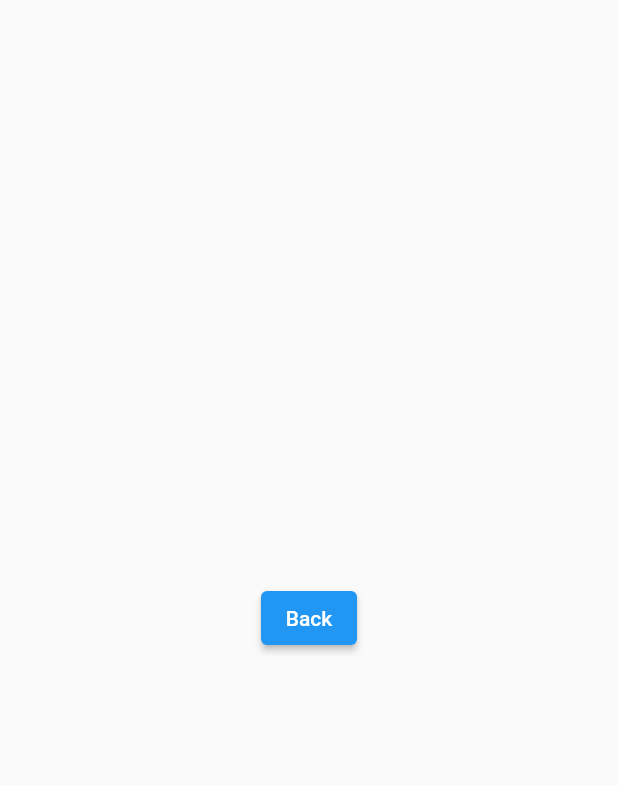
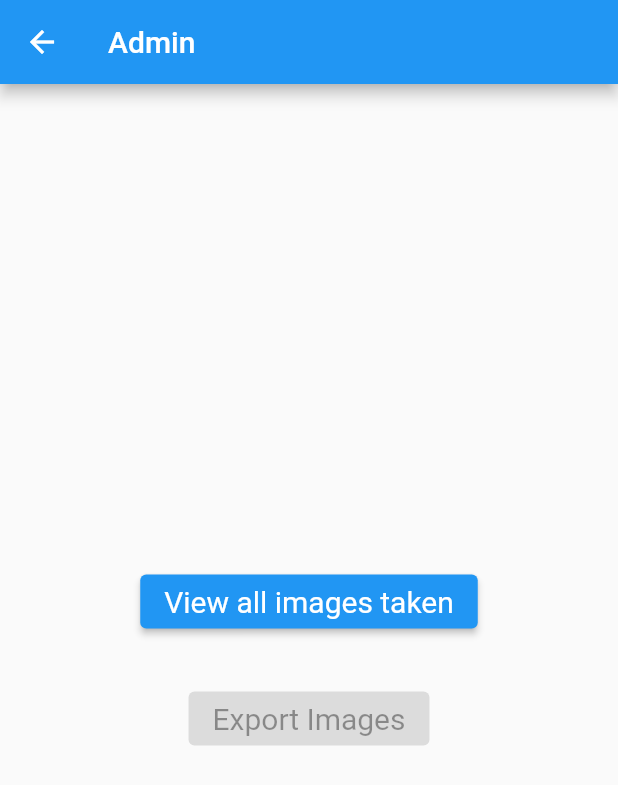
Before and after one commit to joalliswellchin/autism_simple_app, a Flutter app: the AdminPage screen opened directly, on a phone screen of 412 x 824 dp. Shown: the top 785 px of the screen. Run offline on Flutter 3.47's test engine with Material 2 defaults, Android fonts, the phone set to English and light mode, and no system bars; our stand-ins replace camera.

Commit message:
add admin view

```diff
--- a/lib/common/common.dart
+++ b/lib/common/common.dart
@@ -30,3 +30,7 @@ class TitledAppBar extends StatelessWidget implements PreferredSizeWidget{
     @override
     Size get preferredSize => Size.fromHeight(kToolbarHeight);
 }
+
+ButtonStyle buttonStyle(){
+  return ElevatedButton.styleFrom(textStyle: const TextStyle(fontSize: 20));
+}
--- a/lib/common/simple_data.dart
+++ b/lib/common/simple_data.dart
@@ -3,8 +3,9 @@
 import 'package:flutter/material.dart';
 
 // TODO: get images from cloud if website
-//       and get images from assets if mobile
+//       and get images from internal memory if mobile
 // https://stackoverflow.com/questions/50521274/how-to-get-a-list-of-files-from-the-directory-and-pass-it-to-the-listview
+// TODO: change assets to mobile internal storage, as assets folder is read-only
 List<Widget> imageData() {
   return [
     Container(
@@ -13,7 +14,7 @@ List<Widget> imageData() {
         children: const <Widget>[
           Expanded(
             child: Image(
-              image: AssetImage('assets/images/smile.png'),
+              image: AssetImage('assets/images/simple/smile.png'),
             ),
           ),
           Text("Happy")
@@ -26,7 +27,7 @@ List<Widget> imageData() {
         children: const <Widget>[
           Expanded(
             child: Image(
-              image: AssetImage('assets/images/frown.png'),
+              image: AssetImage('assets/images/simple/frown.png'),
             ),
           ),
           Text("Sad")
@@ -39,7 +40,7 @@ List<Widget> imageData() {
         children: const <Widget>[
           Expanded(
             child: Image(
-              image: AssetImage('assets/images/surprised.png'),
+              image: AssetImage('assets/images/simple/surprised.png'),
             ),
           ),
           Text("Surprised")
@@ -52,7 +53,7 @@ List<Widget> imageData() {
         children: const <Widget>[
           Expanded(
             child: Image(
-              image: AssetImage('assets/images/cry.png'),
+              image: AssetImage('assets/images/simple/cry.png'),
             ),
           ),
           Text("Very Sad")
--- a/lib/main.dart
+++ b/lib/main.dart
@@ -1,4 +1,5 @@
 import 'package:flutter/material.dart';
+
 import 'stack.dart';
 
 // initiating the app
@@ -7,5 +8,6 @@ void main() {
   //       website or mobile, and you might have to create new files
   //       for different classes
   // https://stackoverflow.com/questions/45924474/how-do-you-detect-the-host-platform-from-dart-code
+
   runApp(const AppStack());
 }
--- a/lib/pages/admin_mode.dart
+++ b/lib/pages/admin_mode.dart
@@ -1,6 +1,7 @@
 import 'package:flutter/material.dart';
 
 import 'package:autism_simple_app/common/common.dart';
+import 'package:autism_simple_app/pages/pages_routing/display_photo.dart';
 
 //TODO: add password checks, list of all images and labels,
 // and ability to upload (temporarily store in local, future store in cloud)
@@ -10,7 +11,25 @@ class AdminPage extends StatelessWidget {
   @override
   Widget build(BuildContext context) {
     return Scaffold(
-      body: Center(child: back(context)),
+      appBar: AppBar(title: const Text('Admin')),
+      body: Center(
+      child: Column(
+        mainAxisSize: MainAxisSize.min,
+        children: <Widget>[
+          ElevatedButton(
+            style: buttonStyle(),
+            onPressed: () => displayAll(context),
+            child: const Text('View all images taken'),
+          ),
+          const SizedBox(height: 30),
+          ElevatedButton(
+            style: buttonStyle(),
+            onPressed: null,
+            child: const Text('Export Images'),
+          ),
+        ],
+      ),
+    ),
     );
   }
 }
--- a/lib/pages/components/home.dart
+++ b/lib/pages/pages_routing/home.dart
@@ -1,9 +1,9 @@
+import 'package:flutter/material.dart';
 import 'package:camera/camera.dart';
 
 import 'package:autism_simple_app/pages/admin_mode.dart';
 import 'package:autism_simple_app/pages/simple_mode.dart';
 import 'package:autism_simple_app/pages/pro_mode.dart';
-import 'package:flutter/material.dart';
 
 /// Navigation
 void simpleMode(context) {
--- a/lib/stack.dart
+++ b/lib/stack.dart
@@ -11,6 +11,7 @@ class AppStack extends StatelessWidget {
   @override
   Widget build(BuildContext context) {
     return MaterialApp(
+      debugShowCheckedModeBanner: false,
       title: _title,
       home: Scaffold(
         appBar: AppBar(title: const Text(_title)),
--- a/pubspec.yaml
+++ b/pubspec.yaml
@@ -35,6 +35,7 @@ dependencies:
   # Use with the CupertinoIcons class for iOS style icons.
   cupertino_icons: ^1.0.2
   camera: ^0.10.3+1
+  path_provider: ^2.0.13
 
   # The following adds hardware button events detection
   # However this is deprecated thus commented until support comes for Andriod V2
@@ -84,7 +85,9 @@ flutter:
 
   # To add assets to your application, add an assets section, like this:
   assets:
-    - assets/images/
+    - assets/images/simple/
+    - assets/images/pro/
+    - assets/face_model/
 
   # An image asset can refer to one or more resolution-specific "variants", see
   # https://flutter.dev/assets-and-images/#resolution-aware
```
Also changed, not shown: lib/pages/create_filter.dart (added, +24 -0 lines), lib/pages/display_all.dart (added, +64 -0 lines), lib/pages/display_photo.dart (added, +40 -0 lines), lib/pages/home.dart (+6 -8 lines), lib/pages/pages_routing/display_photo.dart (added, +19 -0 lines), lib/pages/pages_routing/pro_mode.dart (added, +11 -0 lines), lib/pages/pro_mode.dart (+14 -28 lines), assets/images/simple/cry.png (renamed from assets/images/cry.png), assets/images/simple/frown.png (renamed from assets/images/frown.png), assets/images/simple/smile.png (renamed from assets/images/smile.png), assets/images/simple/surprised.png (renamed from assets/images/surprised.png), lib/face_mesh/build_images.dart (added), pubspec.lock, 1 other file.
